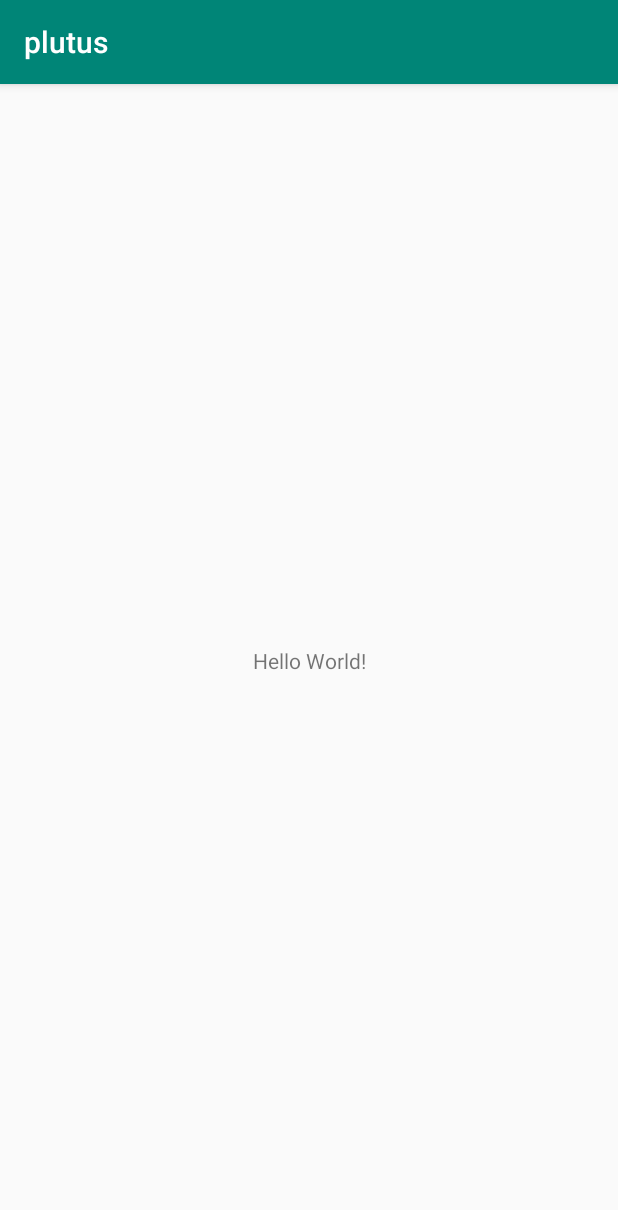
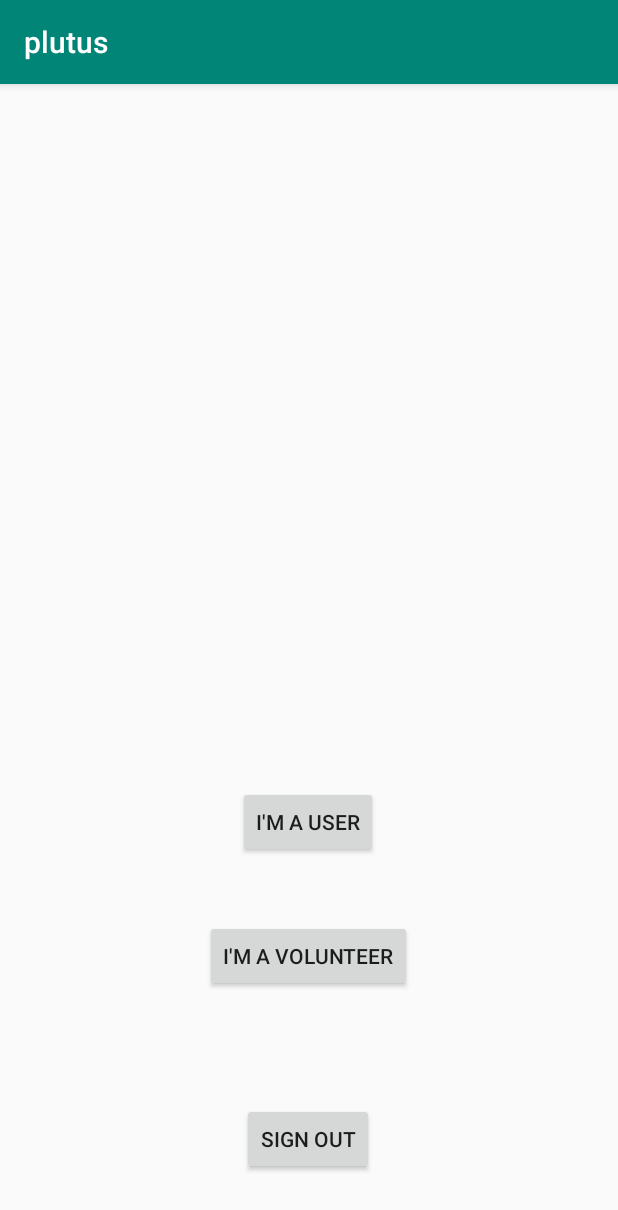
Before and after one commit to Omenranr/PLUTUS-ANDROID-PROJECT, an Android app: the screen it shows after launch (MainActivity), on a phone screen of 412 x 824 dp. Shown: the top 1210 px of the screen. Run offline under Robolectric (Android 15) with nearby library versions, the phone set to English and light mode, and no system bars; our stand-ins replace Firebase (no records; nobody signed in at launch, a user with empty details on screens opened directly); libraries missing offline, so code that uses them is left out: com.firebase.ui; 2 statements that could not run were skipped.

Commit message:
Firebase login for one categorie of users

```diff
--- a/project_folder/plutus/app/build.gradle
+++ b/project_folder/plutus/app/build.gradle
@@ -16,6 +16,7 @@ android {
             minifyEnabled false
             proguardFiles getDefaultProguardFile('proguard-android-optimize.txt'), 'proguard-rules.pro'
         }
+
     }
 }
 
@@ -32,5 +33,10 @@ dependencies {
     implementation 'com.google.firebase:firebase-database:19.2.1'
     //Firebase Authentication and Cloud Firestore
     implementation 'com.google.firebase:firebase-auth:19.2.0'
+    implementation 'com.firebaseui:firebase-ui-auth:6.2.0'
+    implementation 'com.facebook.android:facebook-android-sdk:4.42.0'
     implementation 'com.google.firebase:firebase-firestore:21.4.1'
+    implementation 'com.google.firebase:firebase-dynamic-links:19.1.0'
+
+
 }
--- /dev/null
+++ b/project_folder/plutus/app/src/main/res/layout-land/activity_main.xml
@@ -0,0 +1,19 @@
+<?xml version="1.0" encoding="utf-8"?>
+<androidx.constraintlayout.widget.ConstraintLayout xmlns:android="http://schemas.android.com/apk/res/android"
+    xmlns:app="http://schemas.android.com/apk/res-auto"
+    xmlns:tools="http://schemas.android.com/tools"
+    android:layout_width="match_parent"
+    android:layout_height="match_parent"
+    tools:context=".MainActivity">
+
+    <TextView
+        android:id="@+id/textView"
+        android:layout_width="wrap_content"
+        android:layout_height="wrap_content"
+        android:text="Hello World!"
+        app:layout_constraintBottom_toBottomOf="parent"
+        app:layout_constraintLeft_toLeftOf="parent"
+        app:layout_constraintRight_toRightOf="parent"
+        app:layout_constraintTop_toTopOf="parent" />
+
+</androidx.constraintlayout.widget.ConstraintLayout>
--- a/project_folder/plutus/app/src/main/res/layout/activity_main.xml
+++ b/project_folder/plutus/app/src/main/res/layout/activity_main.xml
@@ -6,13 +6,42 @@
     android:layout_height="match_parent"
     tools:context=".MainActivity">
 
-    <TextView
+
+    <Button
+        android:id="@+id/btnMainBlind"
         android:layout_width="wrap_content"
         android:layout_height="wrap_content"
-        android:text="Hello World!"
+        android:text="I'm a user"
         app:layout_constraintBottom_toBottomOf="parent"
-        app:layout_constraintLeft_toLeftOf="parent"
-        app:layout_constraintRight_toRightOf="parent"
-        app:layout_constraintTop_toTopOf="parent" />
+        app:layout_constraintEnd_toEndOf="parent"
+        app:layout_constraintHorizontal_bias="0.498"
+        app:layout_constraintStart_toStartOf="parent"
+        app:layout_constraintTop_toTopOf="parent"
+        app:layout_constraintVertical_bias="0.65" />
+
+    <Button
+        android:id="@+id/btnMainVolunteer"
+        android:layout_width="wrap_content"
+        android:layout_height="wrap_content"
+        android:text="I'm a volunteer"
+        app:layout_constraintBottom_toBottomOf="parent"
+        app:layout_constraintEnd_toEndOf="parent"
+        app:layout_constraintHorizontal_bias="0.498"
+        app:layout_constraintStart_toStartOf="parent"
+        app:layout_constraintTop_toBottomOf="@+id/btnMainBlind"
+        app:layout_constraintVertical_bias="0.204" />
+
+    <Button
+        android:id="@+id/btnSignOut"
+        android:layout_width="wrap_content"
+        android:layout_height="wrap_content"
+        android:text="Sign out"
+        app:layout_constraintBottom_toBottomOf="parent"
+        app:layout_constraintEnd_toEndOf="parent"
+        app:layout_constraintHorizontal_bias="0.498"
+        app:layout_constraintStart_toStartOf="parent"
+        app:layout_constraintTop_toBottomOf="@+id/btnMainVolunteer"
+        app:layout_constraintVertical_bias="0.646" />
+
 
 </androidx.constraintlayout.widget.ConstraintLayout>
--- a/project_folder/plutus/build.gradle
+++ b/project_folder/plutus/build.gradle
@@ -4,14 +4,13 @@ buildscript {
     repositories {
         google()
         jcenter()
-
     }
     dependencies {
         classpath 'com.android.tools.build:gradle:3.6.1'
-
         classpath 'com.google.gms:google-services:4.3.3'
         // NOTE: Do not place your application dependencies here; they belong
         // in the individual module build.gradle files
+
     }
 }
 
```
Also changed, not shown: project_folder/plutus/app/src/main/AndroidManifest.xml (+5 -2 lines), project_folder/plutus/app/src/main/java/com/rdmn/plutus/MainActivity.java (+123 -0 lines), project_folder/plutus/app/src/main/java/com/rdmn/plutus/VolunteerLoginActivity.java (added, +32 -0 lines), project_folder/plutus/app/src/main/res/layout/activity_volunteer_login.xml (added, +57 -0 lines).
